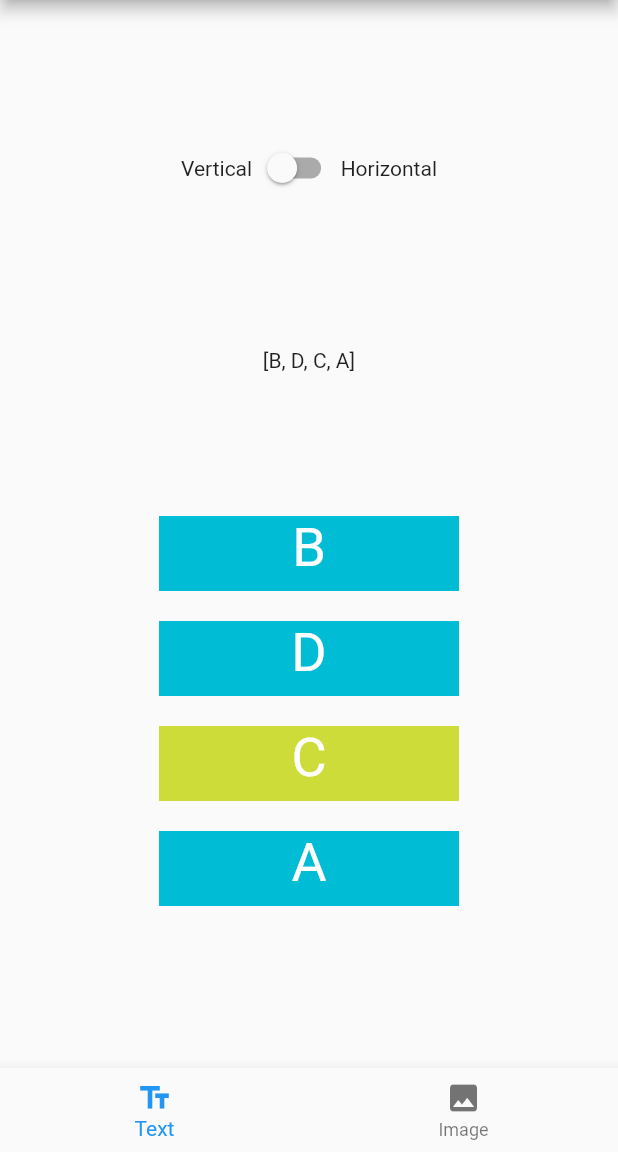
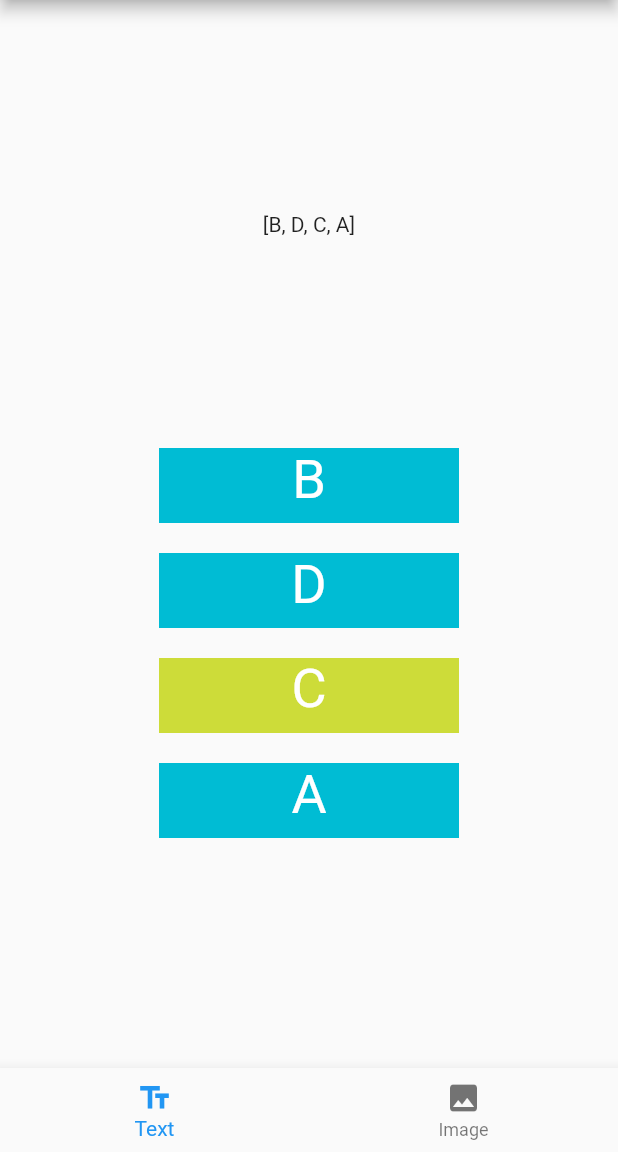
Before and after one commit to rxlabz/orderable_stack, a Flutter app: the screen it shows after launch, on a phone screen of 412 x 824 dp, the part 84-1236 px from its top. Run offline on Flutter 3.47's test engine with Material 2 defaults, Android fonts, the phone set to English and light mode, and no system bars.

```diff
--- a/example/lib/main.dart
+++ b/example/lib/main.dart
@@ -51,12 +51,15 @@ class _OrderableDemoState extends State<OrderableDemo> {
         appBar: AppBar(
           title: Text(widget.title),
         ),
-        body: _buildOrderableList(),
+        body: OrientationBuilder(builder: (context, orientation) {
+          return _buildOrderableList(orientation);
+        }),
         bottomNavigationBar: _buildBottomNav(),
       );
 
-  Widget _buildOrderableList() =>
-      tabIndex > 0 ? OrderableImages() : OrderableTextDemo();
+  Widget _buildOrderableList(Orientation orientation) => tabIndex > 0
+      ? OrderableImages(orientation: orientation)
+      : OrderableTextDemo(orientation: orientation);
 
   Widget _buildBottomNav() {
     return BottomNavigationBar(
--- a/example/lib/orderable_text_demo.dart
+++ b/example/lib/orderable_text_demo.dart
@@ -9,12 +9,17 @@ const hOrderableSize = const Size(50.0, 80.0);
 ///
 ///
 class OrderableTextDemo<String> extends OrderableWidgetDemo {
+  OrderableTextDemo({Orientation orientation})
+      : super(orientation: orientation);
+
   @override
   _OrderableTextDemoState createState() => _OrderableTextDemoState();
 }
 
 class _OrderableTextDemoState extends OrderableWidgetDemoState<String> {
-  Direction direction = Direction.Vertical;
+  Direction get direction => widget.orientation == Orientation.portrait
+      ? Direction.Vertical
+      : Direction.Horizontal;
 
   Size get itemSize =>
       direction == Direction.Vertical ? vOrderableSize : hOrderableSize;
@@ -24,17 +29,6 @@ class _OrderableTextDemoState extends OrderableWidgetDemoState<String> {
     return Column(
       mainAxisAlignment: MainAxisAlignment.spaceEvenly,
       children: <Widget>[
-        Row(
-          mainAxisAlignment: MainAxisAlignment.center,
-          children: <Widget>[
-            Text('Vertical'),
-            Switch(
-              value: direction == Direction.Horizontal,
-              onChanged: _onDirectionSwitch,
-            ),
-            Text('Horizontal'),
-          ],
-        ),
         buildPreview(),
         Center(
           child: OrderableStack<String>(
@@ -42,7 +36,7 @@ class _OrderableTextDemoState extends OrderableWidgetDemoState<String> {
             direction: direction,
             items: chars,
             itemSize: itemSize,
-            itemBuilder: itemBuilder,
+            itemFactory: itemBuilder,
             onChange: onReorder,
           ),
         )
@@ -51,13 +45,9 @@ class _OrderableTextDemoState extends OrderableWidgetDemoState<String> {
   }
 
   Widget itemBuilder({Orderable<String> data, Size itemSize}) {
-    final color = data != null && !data.selected
-        ? data.dataIndex == data.visibleIndex ? Colors.lime : Colors.cyan
-        : Colors.orange;
-
     return Container(
         key: Key("orderableItem${data.dataIndex}"),
-        color: color,
+        color: getItemColor(data),
         width: itemSize.width,
         height: itemSize.height,
         child: Center(
@@ -75,7 +65,4 @@ class _OrderableTextDemoState extends OrderableWidgetDemoState<String> {
   void onReorder(List<String> items) {
     setState(() => orderedItems = items);
   }
-
-  void _onDirectionSwitch(bool horizontal) => setState(
-      () => direction = horizontal ? Direction.Horizontal : Direction.Vertical);
 }
--- a/lib/src/orderable.dart
+++ b/lib/src/orderable.dart
@@ -25,6 +25,8 @@ class Orderable<T> {
 
   double get x => currentPosition.dx;
   double get y => currentPosition.dy;
+
+  get atOrigin => dataIndex == visibleIndex;
 
   Orderable({@required this.value, @required this.dataIndex})
       : visibleIndex = dataIndex;
--- a/lib/src/orderable_stack.dart
+++ b/lib/src/orderable_stack.dart
@@ -28,7 +28,7 @@ class OrderableStack<T> extends StatefulWidget {
   final double margin;
 
   /// function to build orderableWidgets "content"
-  final WidgetFactory<T> itemBuilder;
+  final WidgetFactory<T> itemFactory;
 
   /// new order callback
   final void Function(List<T>) onChange;
@@ -43,7 +43,7 @@ class OrderableStack<T> extends StatefulWidget {
   ///
   OrderableStack(
       {@required this.items,
-      @required this.itemBuilder,
+      @required this.itemFactory,
       Key key,
       this.onChange,
       this.itemSize = kDefaultItemSize,
@@ -101,7 +101,7 @@ class _OrderableStackState<T> extends State<OrderableStack<T>> {
       .map((Orderable<T> l) => new OrderableWidget(
           key: new Key('item_${l.dataIndex}'),
           step: widget.step,
-          itemBuilder: widget.itemBuilder,
+          itemBuilder: widget.itemFactory,
           itemSize: widget.itemSize,
           direction: widget.direction,
           maxPos: orderableItems.length * widget.step,
```
Also changed, not shown: example/lib/orderable_image_demo.dart (+12 -13 lines), example/lib/orderable_widget_demo_base.dart (+11 -0 lines).
